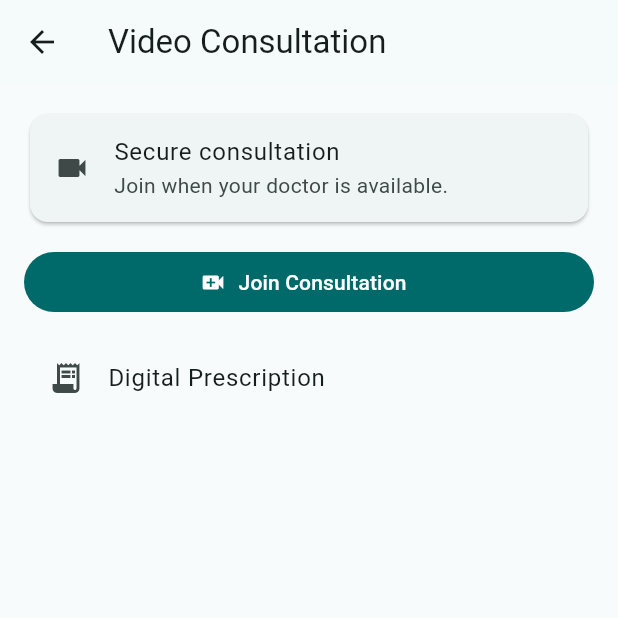
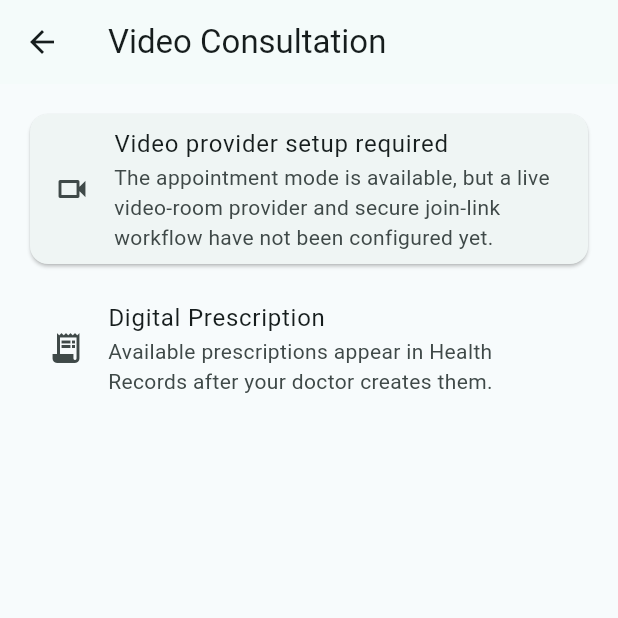
Before and after one commit to ayanshaagency-spec/automatic-octo-umbrella, a Flutter app: the HomeTab screen opened directly, after a tap on "Video Consultation", on a phone screen of 412 x 824 dp, the top half of it. Run offline on Flutter 3.47's test engine with Material 3 defaults, Android fonts, the phone set to English and light mode, and no system bars; network calls fail.

Commit message:
fix(mobile): disclose video consultation provider setup requirement

```diff
--- a/mobile-app/lib/main.dart
+++ b/mobile-app/lib/main.dart
@@ -109,7 +109,7 @@ void showPrescription(BuildContext c, Map<String, dynamic> p) { showModalBottomS
 List<Widget> medicineItems(dynamic value) { if (value is! List) return [const Text('Medicine details unavailable')]; return value.map<Widget>((m) { final x = Map<String, dynamic>.from(m as Map); return Card(child: ListTile(title: Text((x['medicine_name'] ?? 'Medicine').toString()), subtitle: Text((x['dosage'] ?? '').toString() + ' • ' + (x['frequency'] ?? '').toString()))); }).toList(); }
 void showRecord(BuildContext c, Map<String, dynamic> r) { showModalBottomSheet(context: c, builder: (_) => SafeArea(child: Padding(padding: const EdgeInsets.all(20), child: Text((r['title'] ?? 'Medical Record').toString() + '\n' + (r['description'] ?? '').toString())))); }
 
-class ConsultationPage extends StatelessWidget { const ConsultationPage({super.key}); @override Widget build(BuildContext c) => SimplePage(title: 'Video Consultation', children: [const Card(child: ListTile(leading: Icon(Icons.videocam), title: Text('Secure consultation'), subtitle: Text('Join when your doctor is available.'))), FilledButton.icon(onPressed: () {}, icon: const Icon(Icons.video_call), label: const Text('Join Consultation')), const ListTile(leading: Icon(Icons.receipt_long), title: Text('Digital Prescription'))]); }
+class ConsultationPage extends StatelessWidget { const ConsultationPage({super.key}); @override Widget build(BuildContext c) => SimplePage(title: 'Video Consultation', children: [const Card(child: ListTile(leading: Icon(Icons.videocam_outlined), title: Text('Video provider setup required'), subtitle: Text('The appointment mode is available, but a live video-room provider and secure join-link workflow have not been configured yet.'))), const ListTile(leading: Icon(Icons.receipt_long), title: Text('Digital Prescription'), subtitle: Text('Available prescriptions appear in Health Records after your doctor creates them.'))]); }
 
 class ProfileTab extends StatelessWidget { const ProfileTab({super.key}); @override Widget build(BuildContext c) => SimplePage(title: 'My Profile', children: [const CircleAvatar(radius: 38, child: Icon(Icons.person, size: 40)), Center(child: Text(patientName, style: const TextStyle(fontSize: 20, fontWeight: FontWeight.bold))), ListTile(title: const Text('Phone'), subtitle: Text(patientPhone)), const Divider(), ...['Personal Information', 'Family Members', 'Notifications', 'Privacy & Security'].map((x) => ListTile(title: Text(x), trailing: const Icon(Icons.chevron_right)))]); }
 class EmergencyPage extends StatefulWidget { const EmergencyPage({super.key}); @override State<EmergencyPage> createState() => _EmergencyPageState(); }
```
